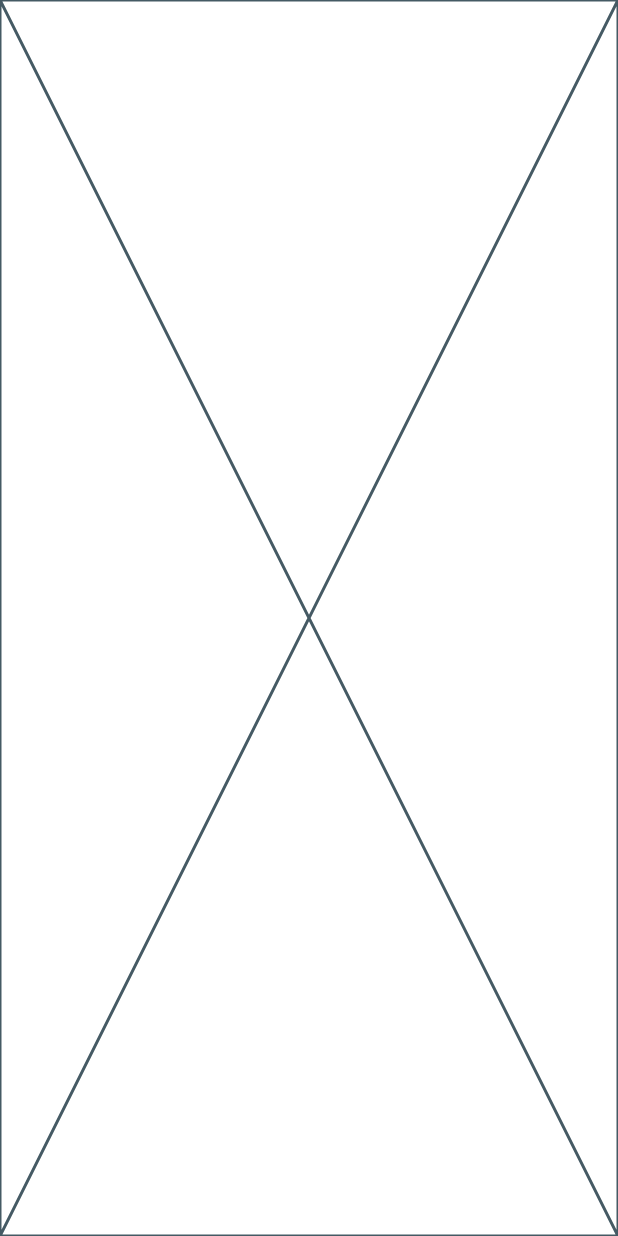
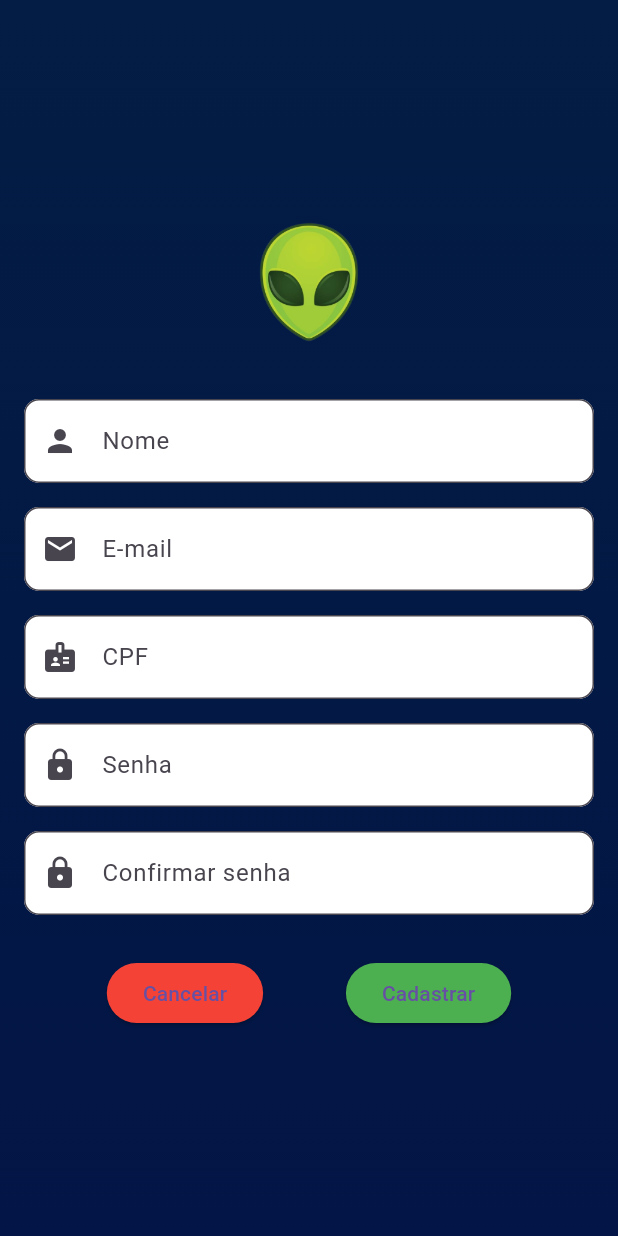
Before and after one commit to felipe2001-12-04/fluxo_livre_app, a Flutter app: the screen it shows after launch, after a tap on "Criar nova conta", on a phone screen of 412 x 824 dp. Run offline on Flutter 3.47's test engine with Material 3 defaults, Android fonts, the phone set to English and light mode, and no system bars.

Commit message:
Edição Tela fluxo livre

```diff
--- a/app_nivardo/lib/src/app_nivardo.dart
+++ b/app_nivardo/lib/src/app_nivardo.dart
@@ -16,7 +16,7 @@ class AppNivardo extends StatelessWidget {
         '/':(_)=> LoginPage(),
         '/home':(_)=> HomePage(),
         '/cadastro': (_) => CadastroPage(),
-        '/tela-cadastro': (_) => TelaCadastro()
+        '/tela-cadastro': (_) => CadastroScreen()
       },
     );
   }
--- a/app_nivardo/lib/src/pages/tela_cadastro.dart
+++ b/app_nivardo/lib/src/pages/tela_cadastro.dart
@@ -1,10 +1,110 @@
 import 'package:flutter/material.dart';
 
-class TelaCadastro extends StatelessWidget {
-  const TelaCadastro({super.key});
+class CadastroScreen extends StatefulWidget {
+  @override
+  _CadastroScreenState createState() => _CadastroScreenState();
+}
+
+class _CadastroScreenState extends State<CadastroScreen> {
+  final _formKey = GlobalKey<FormState>();
+  final TextEditingController _nomeController = TextEditingController();
+  final TextEditingController _emailController = TextEditingController();
+  final TextEditingController _cpfController = TextEditingController();
+  final TextEditingController _senhaController = TextEditingController();
+  final TextEditingController _confirmarSenhaController = TextEditingController();
+
+  void _cadastrar() {
+    if (_formKey.currentState!.validate()) {
+      Navigator.pushNamed(context, '/home');
+    }
+  }
+
+  void _cancelar() {
+    Navigator.pop(context);
+  }
 
   @override
   Widget build(BuildContext context) {
-    return const Placeholder();
+    return Scaffold(
+      body: Container(
+        padding: EdgeInsets.all(16.0),
+        decoration: BoxDecoration(
+          gradient: LinearGradient(
+            colors: [const Color.fromARGB(255, 3, 29, 68), const Color.fromARGB(255, 3, 21, 70)],
+            begin: Alignment.topCenter,
+            end: Alignment.bottomCenter,
+          ),
+        ),
+        child: Center(
+          child: SingleChildScrollView(
+            child: Column(
+              mainAxisAlignment: MainAxisAlignment.center,
+              children: [
+                Image.asset('assets/images/etzin.png', height: 100),
+                SizedBox(height: 20),
+                Form(
+                  key: _formKey,
+                  child: Column(
+                    children: [
+                      _buildTextField(_nomeController, 'Nome', Icons.person),
+                      _buildTextField(_emailController, 'E-mail', Icons.email, isEmail: true),
+                      _buildTextField(_cpfController, 'CPF', Icons.badge),
+                      _buildTextField(_senhaController, 'Senha', Icons.lock, isPassword: true),
+                      _buildTextField(_confirmarSenhaController, 'Confirmar senha', Icons.lock, isPassword: true),
+                      SizedBox(height: 20),
+                      Row(
+                        mainAxisAlignment: MainAxisAlignment.spaceEvenly,
+                        children: [
+                          ElevatedButton(
+                            onPressed: _cancelar,
+                            child: Text('Cancelar'),
+                            style: ElevatedButton.styleFrom(backgroundColor: Colors.red),
+                          ),
+                          ElevatedButton(
+                            onPressed: _cadastrar,
+                            child: Text('Cadastrar'),
+                            style: ElevatedButton.styleFrom(backgroundColor: Colors.green),
+                          ),
+                        ],
+                      ),
+                    ],
+                  ),
+                ),
+              ],
+            ),
+          ),
+        ),
+      ),
+    );
+  }
+
+  Widget _buildTextField(TextEditingController controller, String label, IconData icon, {bool isPassword = false, bool isEmail = false}) {
+    return Padding(
+      padding: const EdgeInsets.symmetric(vertical: 8.0),
+      child: TextFormField(
+        controller: controller,
+        obscureText: isPassword,
+        keyboardType: isEmail ? TextInputType.emailAddress : TextInputType.text,
+        decoration: InputDecoration(
+          labelText: label,
+          prefixIcon: Icon(icon),
+          border: OutlineInputBorder(borderRadius: BorderRadius.circular(10)),
+          filled: true,
+          fillColor: Colors.white,
+        ),
+        validator: (value) {
+          if (value == null || value.isEmpty) {
+            return 'Campo obrigatório';
+          }
+          if (isEmail && !RegExp(r'^[^@]+@[^@]+\.[^@]+').hasMatch(value)) {
+            return 'E-mail inválido';
+          }
+          if (label == 'Confirmar senha' && value != _senhaController.text) {
+            return 'As senhas não coincidem';
+          }
+          return null;
+        },
+      ),
+    );
   }
 }
```
Also changed, not shown: app_nivardo/assets/images/etzin.png (added).
